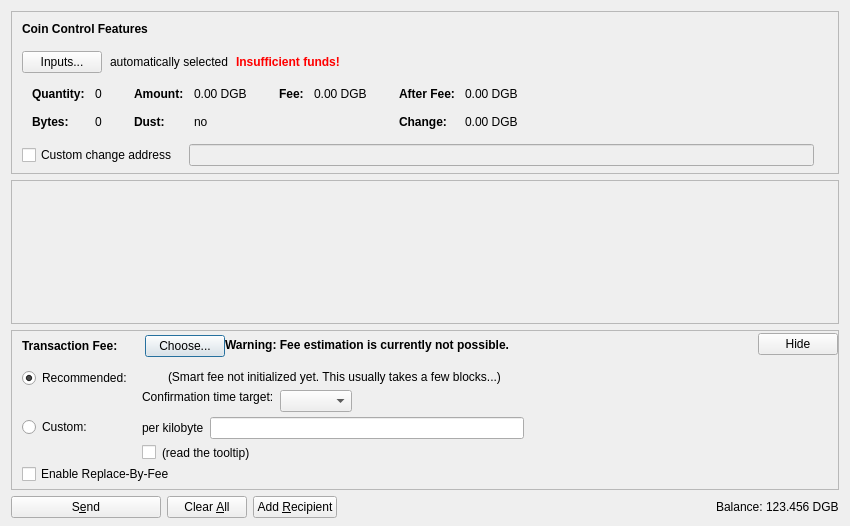
Old version of the form src/qt/forms/sendcoinsdialog.ui in the repository digibyte/digibyte.
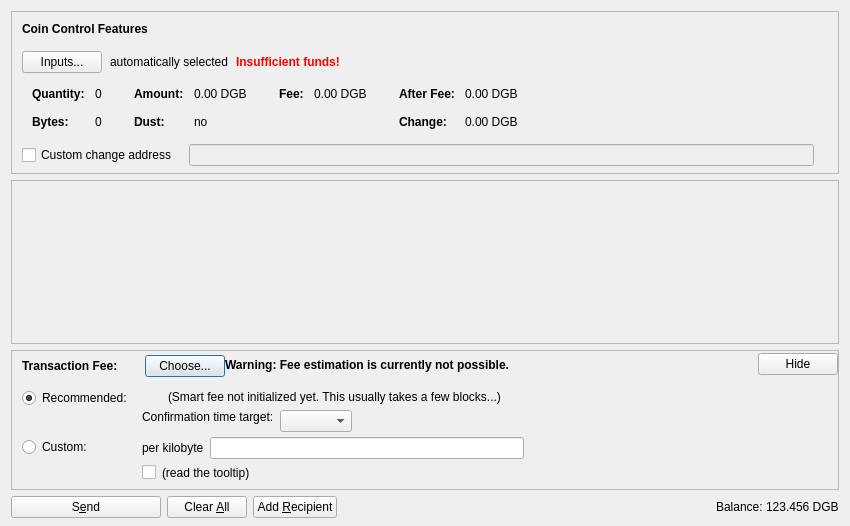
New version of the form. Icons and pictures are not drawn. Custom widgets are drawn as their Qt base class.

```diff
--- a/src/qt/forms/sendcoinsdialog.ui
+++ b/src/qt/forms/sendcoinsdialog.ui
@@ -1107,16 +1107,6 @@
              </item>
             </layout>
            </item>
-           <item>
-            <widget class="QCheckBox" name="optInRBF">
-             <property name="text">
-              <string>Enable Replace-By-Fee</string>
-             </property>
-             <property name="toolTip">
-              <string>With Replace-By-Fee (BIP-125) you can increase a transaction's fee after it is sent. Without this, a higher fee may be recommended to compensate for increased transaction delay risk.</string>
-             </property>
-            </widget>
-           </item>
           </layout>
          </widget>
         </item>
```
